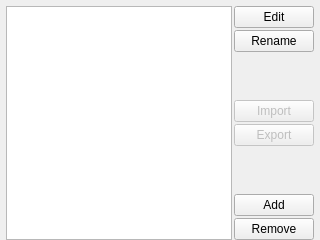
kipr/botui, file ui/ChannelConfigurationsWidget.ui: the form before one commit.
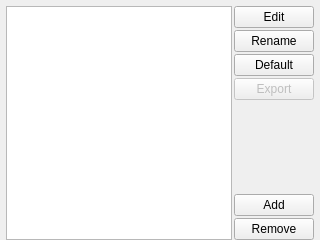
The form after the commit. Icons and pictures are not drawn.

Diff of the .ui file:
```diff
--- a/ui/ChannelConfigurationsWidget.ui
+++ b/ui/ChannelConfigurationsWidget.ui
@@ -59,25 +59,9 @@
         </widget>
        </item>
        <item>
-        <spacer name="verticalSpacer">
-         <property name="orientation">
-          <enum>Qt::Vertical</enum>
-         </property>
-         <property name="sizeHint" stdset="0">
-          <size>
-           <width>20</width>
-           <height>40</height>
-          </size>
-         </property>
-        </spacer>
-       </item>
-       <item>
-        <widget class="QPushButton" name="import_">
-         <property name="enabled">
-          <bool>false</bool>
-         </property>
+        <widget class="QPushButton" name="default_">
          <property name="text">
-          <string>Import</string>
+          <string>Default</string>
          </property>
          <property name="icon">
           <iconset resource="../rc/icons.qrc">
```
Left out of the diff: 2 changed lines with no effect on the pictures.
